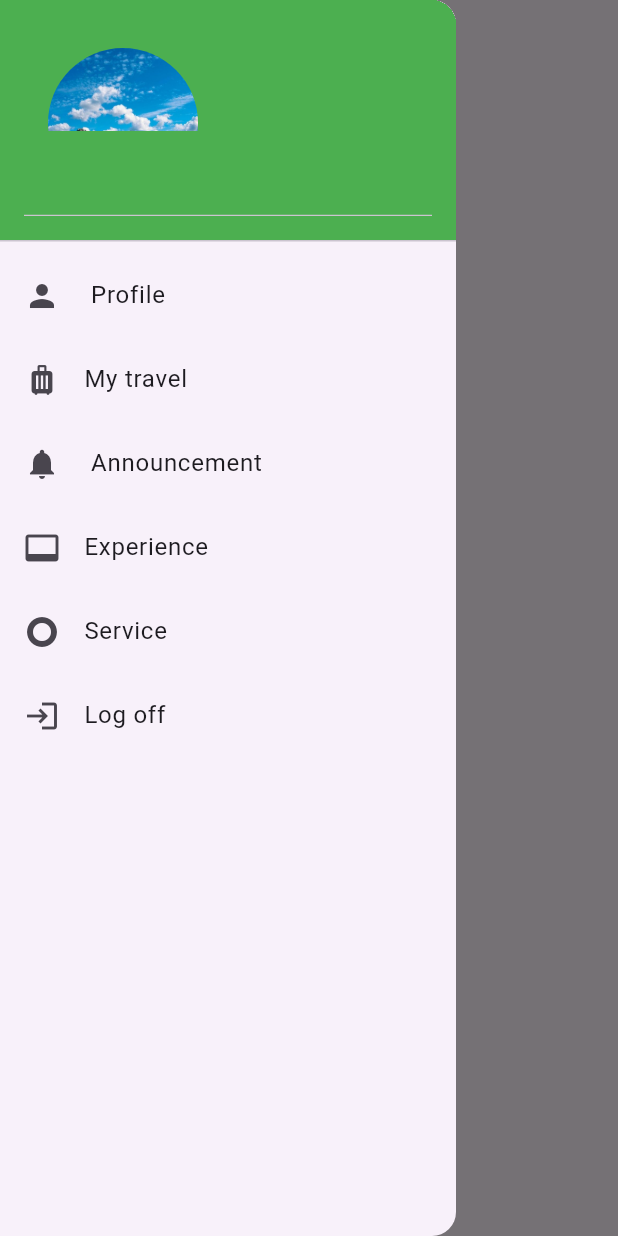
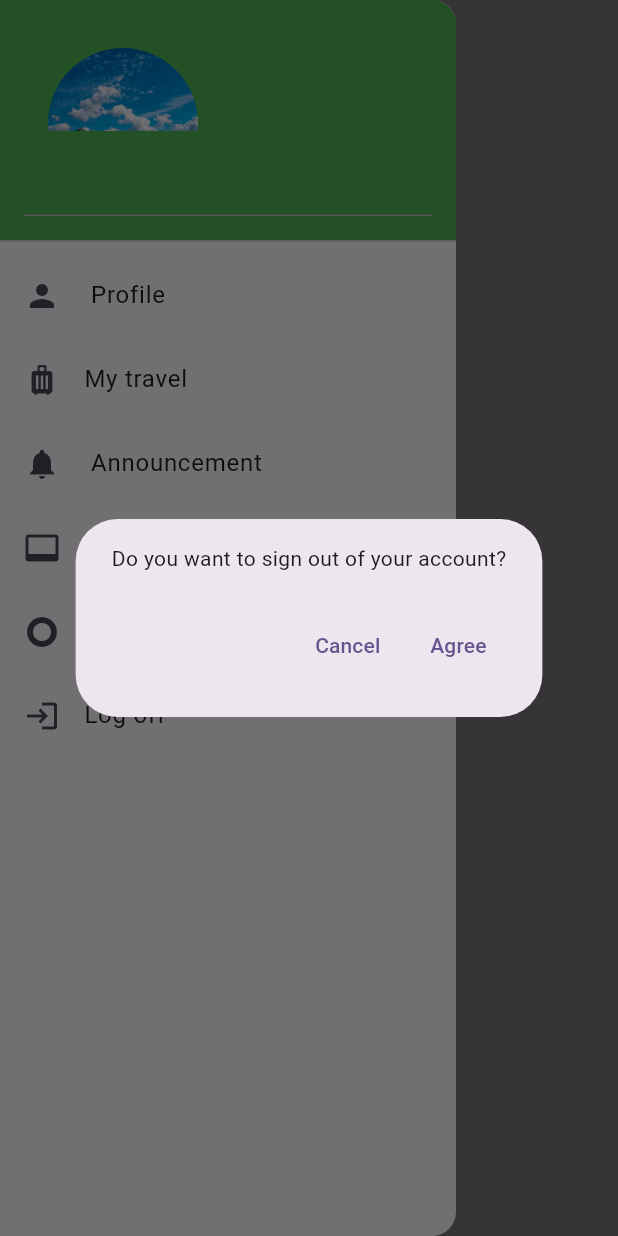
Before and after one commit to tranMinhTien2k3/Mobile_App_Travel_Community, a Flutter app: the Home_Page screen opened by its route, in the side drawer, after a tap on "Log off", on a phone screen of 412 x 824 dp. Run offline on Flutter 3.47's test engine with Material 3 defaults, Android fonts, the phone set to English and light mode, and no system bars; our stand-ins replace animated_text_kit, carousel_slider, cloud_firestore, dartz, dio, firebase_auth and 16 more; missing offline and left inert: flutter_facebook_auth; accounts and stored records are empty; network calls fail.

Commit message:
log off for account

```diff
--- a/lib/Components/drawer_home.dart
+++ b/lib/Components/drawer_home.dart
@@ -1,5 +1,6 @@
 import 'package:firebase_auth/firebase_auth.dart';
 import 'package:flutter/material.dart';
+import 'package:travel_app/services/signout.dart';
 
 class DrawerHome extends StatelessWidget {
   DrawerHome({super.key});
@@ -60,7 +61,9 @@ class DrawerHome extends StatelessWidget {
           ListTile(
             leading: const Icon(Icons.login),
             title: const Text('Log off'),
-            onTap: () {},
+            onTap: () {
+              signOut(context);
+            },
           )
         ],
       ),
--- a/lib/Components/tip_card.dart
+++ b/lib/Components/tip_card.dart
@@ -83,7 +83,7 @@ class _TipCardState extends State<TipCard> {
           Padding(
             padding: const EdgeInsets.symmetric(horizontal: 8.0),
             child: Text(
-              'Note:' + widget.content,
+              'Note:' + widget.note,
               style: TextStyle(
                 fontSize: 14.0,
                 fontWeight: FontWeight.normal,
--- a/lib/Widgets/creat_tip.dart
+++ b/lib/Widgets/creat_tip.dart
@@ -54,7 +54,7 @@ class _CreateTipState extends State<CreateTip> {
                 });
               },
             ),
-            SizedBox(height: 20),
+            // SizedBox(height: 20),
             ElevatedButton(
               onPressed: () {
                 // Hành động khi chọn ảnh
--- a/lib/services/firebase_auth_services.dart
+++ b/lib/services/firebase_auth_services.dart
@@ -1,4 +1,5 @@
 import 'package:firebase_auth/firebase_auth.dart';
+import 'package:flutter/material.dart';
 import 'package:travel_app/Widgets/notify.dart';
 
 class FirebaseAuthService {
--- /dev/null
+++ b/lib/services/signout.dart
@@ -0,0 +1,35 @@
+import 'package:firebase_auth/firebase_auth.dart';
+import 'package:flutter/material.dart';
+
+Future<void> signOut(BuildContext context) async {
+  return showDialog<void>(
+    context: context,
+    barrierDismissible: false,
+    builder: (BuildContext context) {
+      return AlertDialog(
+        content: SingleChildScrollView(
+          child: ListBody(
+            children: <Widget>[
+              Text('Do you want to sign out of your account?'),
+            ],
+          ),
+        ),
+        actions: <Widget>[
+          TextButton(
+            onPressed: () {
+              Navigator.of(context).pop();
+            },
+            child: Text('Cancel'),
+          ),
+          TextButton(
+            onPressed: () async {
+              await FirebaseAuth.instance.signOut();
+              Navigator.pushNamed(context, '/');
+            },
+            child: Text('Agree'),
+          ),
+        ],
+      );
+    },
+  );
+}
```
